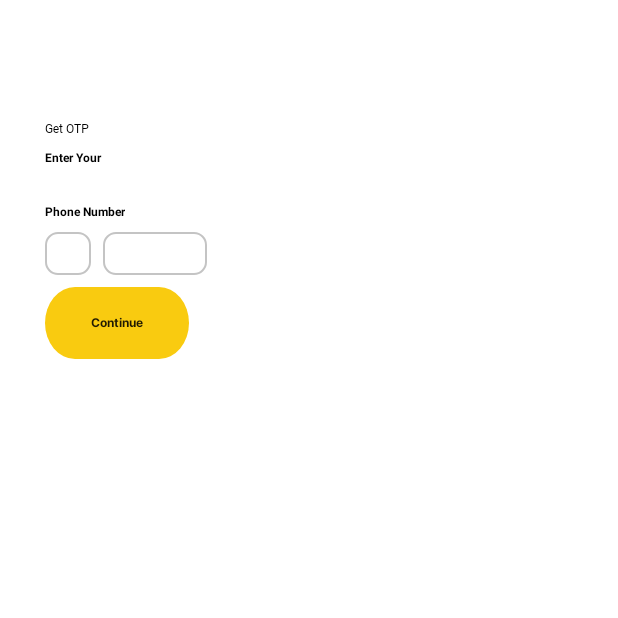
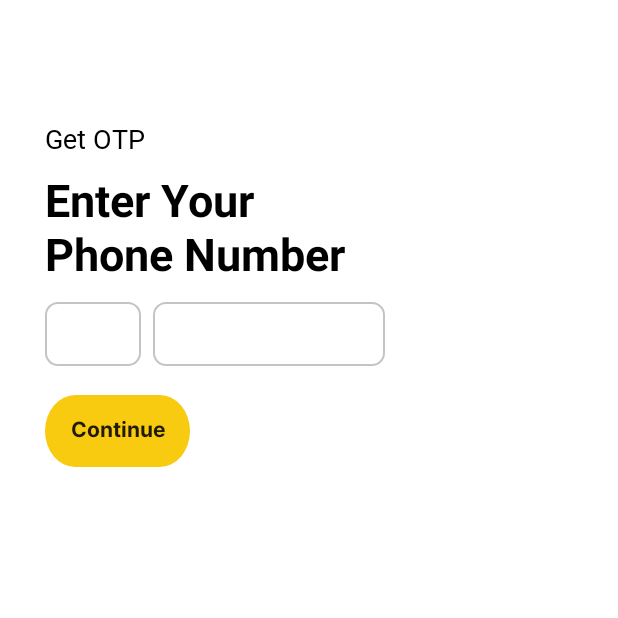
Before and after one commit to A7ak/aisle_tech_challenge, an Android app: the screen it shows after launch (PhoneNumberActivity), on a phone screen of 412 x 824 dp, the top half of it. Run offline under Robolectric (Android 15) with nearby library versions, the phone set to English and light mode, and no system bars.

Commit message:
refactored dimens

```diff
--- a/app/src/main/res/values-night/dimens.xml
+++ b/app/src/main/res/values-night/dimens.xml
@@ -1,5 +1,28 @@
-<?xml version="1.0" encoding="utf-8"?>
 <resources>
+    <!-- Default screen margins, per the Android Design guidelines. -->
+    <dimen name="activity_horizontal_margin">16dp</dimen>
+    <dimen name="activity_vertical_margin">16dp</dimen>
+
+    <dimen name="dp_7">7dp</dimen>
+    <dimen name="dp_8">8dp</dimen>
+    <dimen name="dp_15">15dp</dimen>
+    <dimen name="dp_11">11dp</dimen>
+    <dimen name="dp_12">12dp</dimen>
+    <dimen name="dp_14">14dp</dimen>
+    <dimen name="dp_16">16dp</dimen>
+    <dimen name="dp_17">17dp</dimen>
+    <dimen name="dp_18">18dp</dimen>
+    <dimen name="dp_19">19dp</dimen>
+    <dimen name="dp_20">20dp</dimen>
+    <dimen name="dp_22">22dp</dimen>
     <dimen name="dp_30">30dp</dimen>
     <dimen name="dp_80">80dp</dimen>
+
+    <dimen name="sp_14">14sp</dimen>
+    <dimen name="sp_15">15sp</dimen>
+    <dimen name="sp_18">18sp</dimen>
+    <dimen name="sp_22">22sp</dimen>
+    <dimen name="sp_27">27sp</dimen>
+    <dimen name="sp_30">30sp</dimen>
+
 </resources>
--- a/app/src/main/res/values/dimens.xml
+++ b/app/src/main/res/values/dimens.xml
@@ -2,6 +2,27 @@
     <!-- Default screen margins, per the Android Design guidelines. -->
     <dimen name="activity_horizontal_margin">16dp</dimen>
     <dimen name="activity_vertical_margin">16dp</dimen>
+
+    <dimen name="dp_7">7dp</dimen>
+    <dimen name="dp_8">8dp</dimen>
+    <dimen name="dp_15">15dp</dimen>
+    <dimen name="dp_11">11dp</dimen>
+    <dimen name="dp_12">12dp</dimen>
+    <dimen name="dp_14">14dp</dimen>
+    <dimen name="dp_16">16dp</dimen>
+    <dimen name="dp_17">17dp</dimen>
+    <dimen name="dp_18">18dp</dimen>
+    <dimen name="dp_19">19dp</dimen>
+    <dimen name="dp_20">20dp</dimen>
+    <dimen name="dp_22">22dp</dimen>
     <dimen name="dp_30">30dp</dimen>
     <dimen name="dp_80">80dp</dimen>
+
+    <dimen name="sp_14">14sp</dimen>
+    <dimen name="sp_15">15sp</dimen>
+    <dimen name="sp_18">18sp</dimen>
+    <dimen name="sp_22">22sp</dimen>
+    <dimen name="sp_27">27sp</dimen>
+    <dimen name="sp_30">30sp</dimen>
+
 </resources>
```
